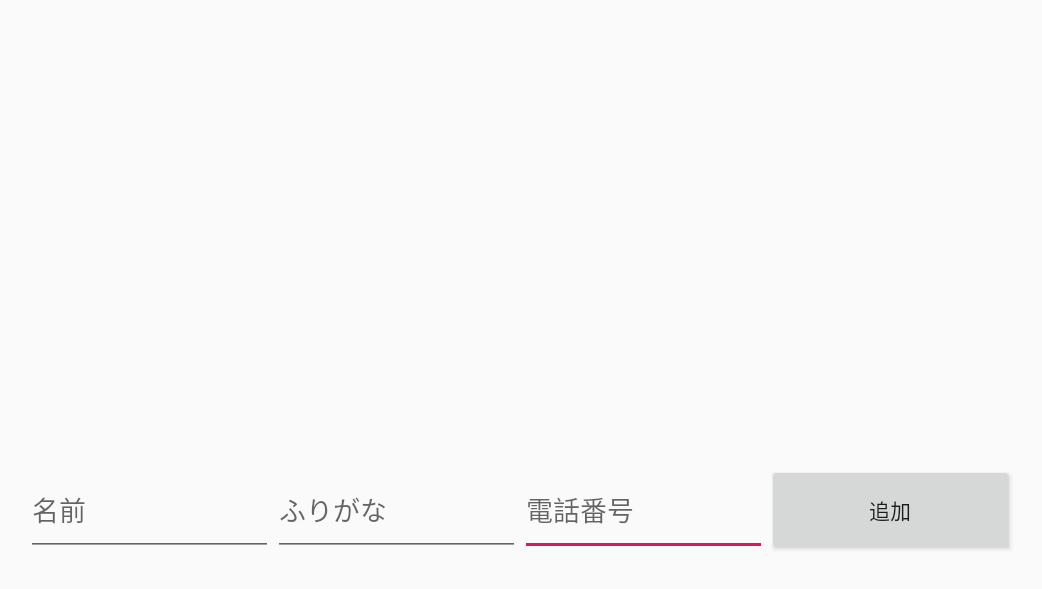
After one commit to KawashimaRyutaro/Dokatsuke, an Android app: the MemberMainteActivity screen opened directly, with no data from a screen before it, on a phone screen of 824 x 412 dp (held sideways). The commit adds this screen. Shown: the top 589 px of the screen, without its empty margins (98-1140 px from the left). Run offline under Robolectric (Android 15) with nearby library versions, the phone set to English and light mode, and no system bars.

Commit message:
来訪先メンテ画面を追加

```diff
--- a/app/src/main/AndroidManifest.xml
+++ b/app/src/main/AndroidManifest.xml
@@ -21,6 +21,7 @@
             </intent-filter>
         </activity>
         <activity android:name=".RegistrationActivity" android:screenOrientation="landscape"/>
+        <activity android:name=".MemberMainteActivity" android:screenOrientation="landscape"/>
         <activity android:name=".ViewVisiterActivity" android:screenOrientation="landscape"/>
         <activity android:name=".submenuActivity" android:screenOrientation="landscape"/>
         <activity android:name=".selectActivity" android:screenOrientation="landscape"/>
--- /dev/null
+++ b/app/src/main/java/com/example/dokatsu/dokatsu/MemberMainteActivity.java
@@ -0,0 +1,79 @@
+package com.example.dokatsu.dokatsu;
+
+import android.os.Bundle;
+import android.support.v7.app.AppCompatActivity;
+import android.view.View;
+import android.widget.Button;
+import android.widget.EditText;
+import android.widget.TableLayout;
+import android.widget.TableRow;
+import android.widget.TextView;
+
+public class MemberMainteActivity extends AppCompatActivity implements  View.OnClickListener
+{
+    //編集中のID
+    String editID="";
+    //テーブルレイアウト
+    TableLayout _tableLayout;
+
+    @Override
+    protected void onCreate(Bundle savedInstanceState)
+    {
+        super.onCreate(savedInstanceState);
+        setContentView(R.layout.activity_mainte);
+        findViewById(R.id.ButtonAddUpdate).setOnClickListener(this);
+        AddEmpRowToTblLayout( );
+    }
+
+    private void AddEmpRowToTblLayout()
+    {
+        _tableLayout = findViewById(R.id.table1);
+        _tableLayout.removeAllViews();
+
+        for(final EmployeeBean _Emp : EmployeeXML._EmployeeList)
+        {
+            TableRow _Row = new TableRow(this);
+            TextView _Id =new TextView(this);
+            _Id.setText(_Emp.getId());
+            _Row.addView(_Id);
+            TextView _Furigana =new TextView(this);
+            _Furigana.setText(_Emp.getFurigana());
+            _Row.addView(_Furigana);
+            TextView _Name =new TextView(this);
+            _Name.setText(_Emp.getName());
+            _Row.addView(_Name);
+            Button _Delete = new Button(this);
+            _Delete.setText("削除");
+            _Delete.setOnClickListener(new View.OnClickListener(){
+                @Override
+                public void onClick(View v) {
+                    EmployeeXML._EmployeeList.remove(_Emp);
+                    EmployeeXML.saveFile();
+                    AddEmpRowToTblLayout();
+                }
+            });
+            _Row.addView(_Delete);
+            _tableLayout.addView(_Row);
+        }
+
+    }
+
+    /**
+     * 各ボタンの押下時処理
+     * @param view
+     */
+    public  void onClick(View view)
+    {
+        switch (view.getId())
+        {
+            case R.id.ButtonAddUpdate:
+                String id = ((EditText)findViewById(R.id.editText_ID)).getText().toString();
+                String Name = ((EditText)findViewById(R.id.editText_Name)).getText().toString();
+                String furigana = ((EditText)findViewById(R.id.editText_Furigana)).getText().toString();
+                EmployeeXML._EmployeeList.add(new EmployeeBean(id,furigana,Name));
+                EmployeeXML.saveFile();
+                AddEmpRowToTblLayout();
+                break;
+        }
+    }
+}
--- a/app/src/main/java/com/example/dokatsu/dokatsu/RegistrationActivity.java
+++ b/app/src/main/java/com/example/dokatsu/dokatsu/RegistrationActivity.java
@@ -19,6 +19,7 @@ public class RegistrationActivity extends AppCompatActivity {
     protected void onCreate(Bundle savedInstanceState) {
         super.onCreate(savedInstanceState);
         setContentView(R.layout.registration);
+        /*
         Button sendRegistration = findViewById(R.id.btnRegist);
         sendRegistration.setOnClickListener(new View.OnClickListener() {
             @Override
@@ -48,5 +49,6 @@ public class RegistrationActivity extends AppCompatActivity {
                 }
             }
         });
+        */
     }
 }
--- a/app/src/main/java/com/example/dokatsu/dokatsu/ViewVisiterActivity.java
+++ b/app/src/main/java/com/example/dokatsu/dokatsu/ViewVisiterActivity.java
@@ -35,6 +35,7 @@ public class ViewVisiterActivity extends AppCompatActivity {
 
     private void GetVisiterData()
     {
+        /*
         //ファイルが存在しない場合は処理を行わない
         File file = getBaseContext().getFileStreamPath("Visiter");
         if(!file.exists()) return;
@@ -56,5 +57,6 @@ public class ViewVisiterActivity extends AppCompatActivity {
         } catch (ClassNotFoundException e) {
             e.printStackTrace();
         }
+        */
     }
 }
--- /dev/null
+++ b/app/src/main/res/layout/activity_mainte.xml
@@ -0,0 +1,124 @@
+<?xml version="1.0" encoding="utf-8"?>
+
+<android.support.constraint.ConstraintLayout xmlns:android="http://schemas.android.com/apk/res/android"
+    xmlns:app="http://schemas.android.com/apk/res-auto"
+    xmlns:tools="http://schemas.android.com/tools"
+    android:layout_width="match_parent"
+    android:layout_height="match_parent">
+
+    <android.support.constraint.Guideline
+    android:id="@+id/horizontal_guideline_1"
+    android:layout_width="wrap_content"
+    android:layout_height="wrap_content"
+    android:orientation="horizontal"
+    app:layout_constraintGuide_percent="0.1"/>
+
+    <android.support.constraint.Guideline
+        android:id="@+id/horizontal_guideline_2"
+        android:layout_width="wrap_content"
+        android:layout_height="wrap_content"
+        android:orientation="horizontal"
+        app:layout_constraintGuide_percent="0.75" />
+
+    <android.support.constraint.Guideline
+        android:id="@+id/horizontal_guideline_3"
+        android:layout_width="wrap_content"
+        android:layout_height="wrap_content"
+        android:orientation="horizontal"
+        app:layout_constraintGuide_percent="0.9" />
+
+    <android.support.constraint.Guideline
+        android:id="@+id/vertical_guideline_1"
+        android:layout_width="wrap_content"
+        android:layout_height="wrap_content"
+        android:orientation="vertical"
+        app:layout_constraintGuide_percent="0.10"/>
+
+    <android.support.constraint.Guideline
+        android:id="@+id/vertical_guideline_2"
+        android:layout_width="wrap_content"
+        android:layout_height="wrap_content"
+        android:orientation="vertical"
+        app:layout_constraintGuide_percent="0.30" />
+
+    <android.support.constraint.Guideline
+        android:id="@+id/vertical_guideline_3"
+        android:layout_width="wrap_content"
+        android:layout_height="wrap_content"
+        android:orientation="vertical"
+        app:layout_constraintGuide_percent="0.5" />
+
+    <android.support.constraint.Guideline
+        android:id="@+id/vertical_guideline_4"
+        android:layout_width="wrap_content"
+        android:layout_height="wrap_content"
+        android:orientation="vertical"
+        app:layout_constraintGuide_percent="0.7" />
+
+    <android.support.constraint.Guideline
+        android:id="@+id/vertical_guideline_5"
+        android:layout_width="wrap_content"
+        android:layout_height="wrap_content"
+        android:orientation="vertical"
+        app:layout_constraintGuide_percent="0.9" />
+
+    <ScrollView
+        android:id="@+id/scrollView"
+        android:layout_width="0dp"
+        android:layout_height="0dp"
+        app:layout_constraintBottom_toTopOf="@+id/horizontal_guideline_2"
+        app:layout_constraintEnd_toStartOf="@+id/vertical_guideline_5"
+        app:layout_constraintHorizontal_bias="0.0"
+        app:layout_constraintStart_toStartOf="@+id/vertical_guideline_1"
+        app:layout_constraintTop_toTopOf="@+id/horizontal_guideline_1"
+        app:layout_constraintVertical_bias="1.0" >
+        <TableLayout
+            android:id="@+id/table1"
+            android:layout_width="match_parent"
+            android:layout_height="match_parent"
+            android:autoSizeTextType="uniform"
+            android:textColor="@android:color/background_dark" >
+        </TableLayout>
+    </ScrollView>
+
+    <EditText
+        android:layout_width="0dp"
+        android:layout_height="0dp"
+        android:id="@+id/editText_ID"
+        android:hint="電話番号"
+        app:layout_constraintEnd_toStartOf="@+id/vertical_guideline_4"
+        app:layout_constraintStart_toStartOf="@+id/vertical_guideline_3"
+        app:layout_constraintTop_toTopOf="@+id/horizontal_guideline_2"
+        app:layout_constraintBottom_toTopOf="@+id/horizontal_guideline_3" />
+
+    <EditText
+        android:layout_width="0dp"
+        android:layout_height="0dp"
+        android:id="@+id/editText_Name"
+        android:hint="名前"
+        app:layout_constraintEnd_toStartOf="@+id/vertical_guideline_2"
+        app:layout_constraintStart_toStartOf="@+id/vertical_guideline_1"
+        app:layout_constraintTop_toTopOf="@+id/horizontal_guideline_2"
+        app:layout_constraintBottom_toTopOf="@+id/horizontal_guideline_3"/>
+
+    <EditText
+        android:layout_width="0dp"
+        android:layout_height="0dp"
+        android:id="@+id/editText_Furigana"
+        android:hint="ふりがな"
+        app:layout_constraintEnd_toStartOf="@+id/vertical_guideline_3"
+        app:layout_constraintStart_toStartOf="@+id/vertical_guideline_2"
+        app:layout_constraintTop_toTopOf="@+id/horizontal_guideline_2"
+        app:layout_constraintBottom_toTopOf="@+id/horizontal_guideline_3" />
+
+    <Button
+        android:layout_width="0dp"
+        android:layout_height="0dp"
+        android:text="追加"
+        android:id="@+id/ButtonAddUpdate"
+        app:layout_constraintEnd_toStartOf="@+id/vertical_guideline_5"
+        app:layout_constraintStart_toStartOf="@+id/vertical_guideline_4"
+        app:layout_constraintTop_toTopOf="@+id/horizontal_guideline_2"
+        app:layout_constraintBottom_toTopOf="@+id/horizontal_guideline_3" />
+
+</android.support.constraint.ConstraintLayout>
--- a/app/src/main/res/layout/uktktablet.xml
+++ b/app/src/main/res/layout/uktktablet.xml
@@ -248,7 +248,6 @@
         android:layout_width="0dp"
         android:layout_height="0dp"
         android:background="@color/colorList"
-        android:entries="@array/visit_destination"
         android:spinnerMode="dropdown"
         app:layout_constraintBottom_toTopOf="@+id/horizontal_guideline_C5"
         app:layout_constraintEnd_toStartOf="@+id/vertical_guideline_C4"
```
Also changed, not shown: app/src/main/java/com/example/dokatsu/dokatsu/EmployeeBean.java (added, +34 -0 lines), app/src/main/java/com/example/dokatsu/dokatsu/EmployeeXML.java (added, +158 -0 lines), app/src/main/java/com/example/dokatsu/dokatsu/MainActivity.java (+41 -4 lines), app/src/main/java/com/example/dokatsu/dokatsu/UktkTablet.java (+13 -0 lines), app/src/main/java/com/example/dokatsu/dokatsu/VisiterBean.java (deleted, +0 -28 lines), app/src/main/res/drawable/systems.png (deleted), app/src/main/res/drawable/systems2.png (deleted).
